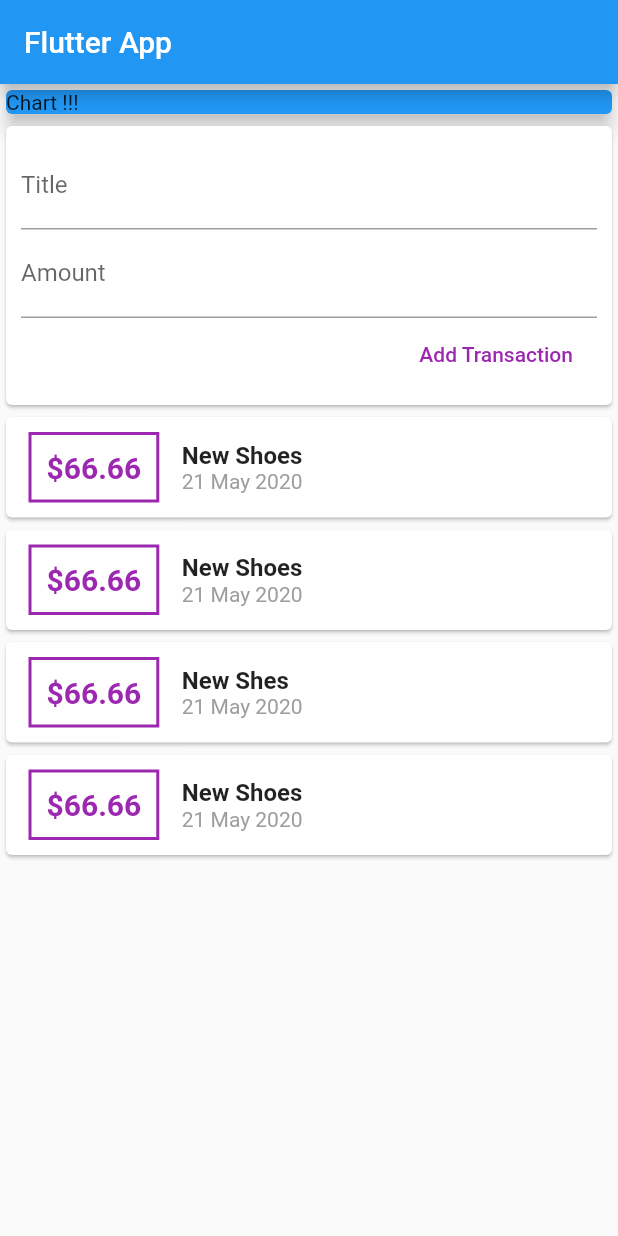
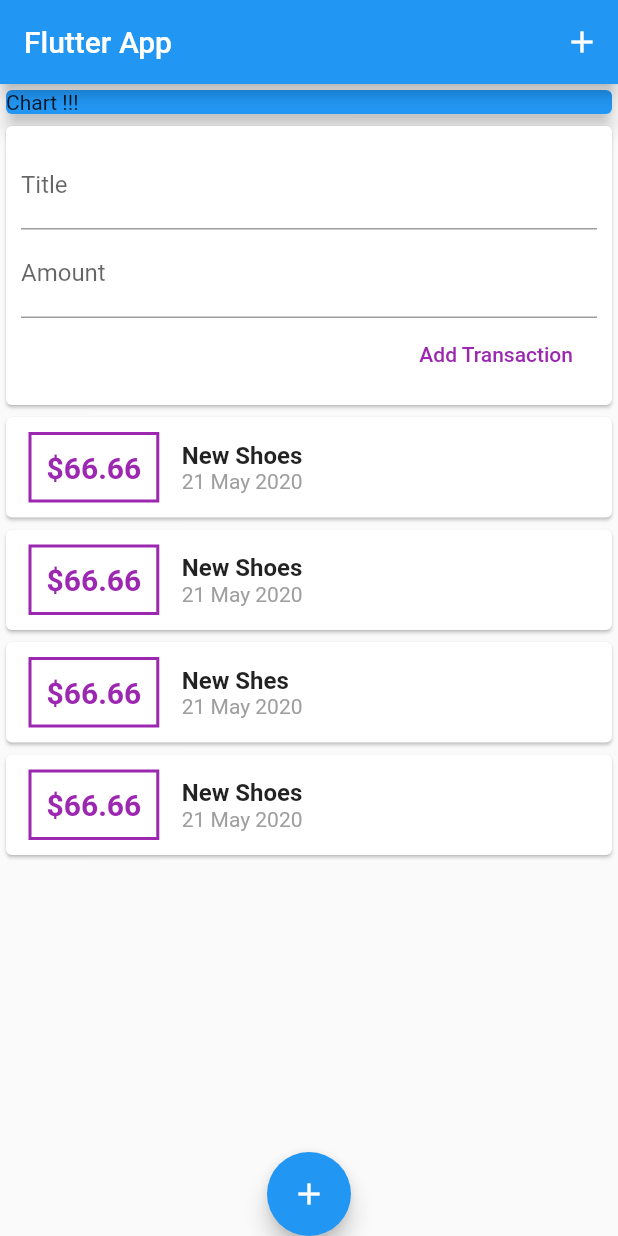
Before and after one commit to ARUNMOHAN9/mock-expense-app-flutter, a Flutter app: the screen it shows after launch, after a tap on "Add Transaction", on a phone screen of 412 x 824 dp. Run offline on Flutter 3.47's test engine with Material 2 defaults, Android fonts, the phone set to English and light mode, and no system bars.

Commit message:
added floating widgets

```diff
--- a/lib/main.dart
+++ b/lib/main.dart
@@ -15,13 +15,17 @@ class MyApp extends StatelessWidget {
 }
 
 class MyHomePage extends StatelessWidget {
-
-
   @override
   Widget build(BuildContext context) {
     return Scaffold(
       appBar: AppBar(
         title: Text('Flutter App'),
+        actions: <Widget>[
+          IconButton(
+            icon: Icon(Icons.add),
+            onPressed: () {},
+          )
+        ],
       ),
       body: Column(
         // mainAxisAlignment: MainAxisAlignment.spaceBetween,
@@ -38,6 +42,9 @@ class MyHomePage extends StatelessWidget {
           TransactionHome(),
         ],
       ),
+      floatingActionButton:
+          FloatingActionButton(child: Icon(Icons.add), onPressed: () {}),
+      floatingActionButtonLocation: FloatingActionButtonLocation.centerDocked,
     );
   }
 }
--- a/lib/widgets/new_transaction.dart
+++ b/lib/widgets/new_transaction.dart
@@ -1,4 +1,5 @@
 import 'package:flutter/material.dart';
+import 'package:intl/intl.dart';
 
 class NewTransaction extends StatelessWidget {
   final Function newTxn;
@@ -6,6 +7,16 @@ class NewTransaction extends StatelessWidget {
   final amountInput = new TextEditingController();
 
   NewTransaction(this.newTxn);
+
+  void submitTxn() {
+    final text = titleInput.text;
+    final amount = double.parse(amountInput.text);
+
+    if (text.isEmpty || amount < 0) {
+      return;
+    }
+    newTxn(text, amount);
+  }
 
   @override
   Widget build(BuildContext context) {
@@ -18,13 +29,16 @@ class NewTransaction extends StatelessWidget {
             TextField(
               decoration: InputDecoration(labelText: 'Title'),
               controller: titleInput,
+               onSubmitted: (_) => this.submitTxn(),
             ),
             TextField(
               decoration: InputDecoration(labelText: 'Amount'),
               controller: amountInput,
+              keyboardType: TextInputType.number,
+              onSubmitted: (_) => this.submitTxn(),
             ),
             FlatButton(
-              onPressed: () => newTxn(titleInput.text, double.parse(amountInput.text)),
+              onPressed: submitTxn,
               textColor: Colors.purple,
               child: Text('Add Transaction'),
             )
--- a/lib/widgets/transaction_list.dart
+++ b/lib/widgets/transaction_list.dart
@@ -5,7 +5,6 @@ import 'package:intl/intl.dart';
 import '../models/transaction.dart';
 
 class TransactionList extends StatelessWidget {
-
   final List<Transaction> userTransactions;
 
   TransactionList(this.userTransactions);
@@ -14,8 +13,9 @@ class TransactionList extends StatelessWidget {
   Widget build(BuildContext context) {
     return Container(
       height: 300,
-      child: ListView(
-        children: userTransactions.map((tx) {
+      child: ListView.builder(
+        itemCount: userTransactions.length,
+        itemBuilder: (ctx, index) {
           return Card(
             child: Row(
               children: <Widget>[
@@ -32,7 +32,7 @@ class TransactionList extends StatelessWidget {
                     vertical: 10,
                   ),
                   child: Text(
-                    '\$${tx.amount.toString()}',
+                    '\$${userTransactions[index].amount.toStringAsFixed(2)}',
                     style: TextStyle(
                         color: Colors.purple,
                         fontWeight: FontWeight.bold,
@@ -43,11 +43,12 @@ class TransactionList extends StatelessWidget {
                   crossAxisAlignment: CrossAxisAlignment.start,
                   children: <Widget>[
                     Text(
-                      tx.title,
-                      style: TextStyle(fontSize: 16, fontWeight: FontWeight.bold),
+                      userTransactions[index].title,
+                      style:
+                          TextStyle(fontSize: 16, fontWeight: FontWeight.bold),
                     ),
                     Text(
-                      DateFormat('dd MMM yyyy').format(tx.date),
+                      DateFormat('dd MMM yyyy').format(userTransactions[index].date),
                       style: TextStyle(fontSize: 14, color: Colors.grey),
                     )
                   ],
@@ -55,7 +56,7 @@ class TransactionList extends StatelessWidget {
               ],
             ),
           );
-        }).toList(),
+        },
       ),
     );
   }
```
